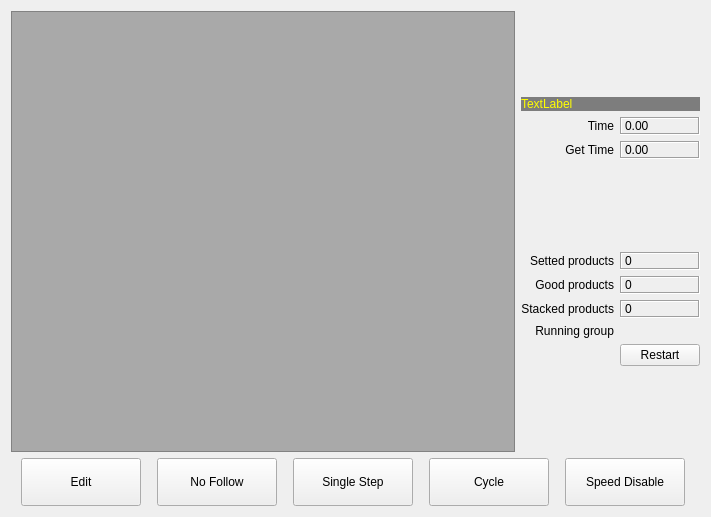
Before: the Qt Designer form hcinstruction/ichcprogrammonitorframe.ui in dongdong-2009/3-5AxisRobot, drawn with Qt 5.
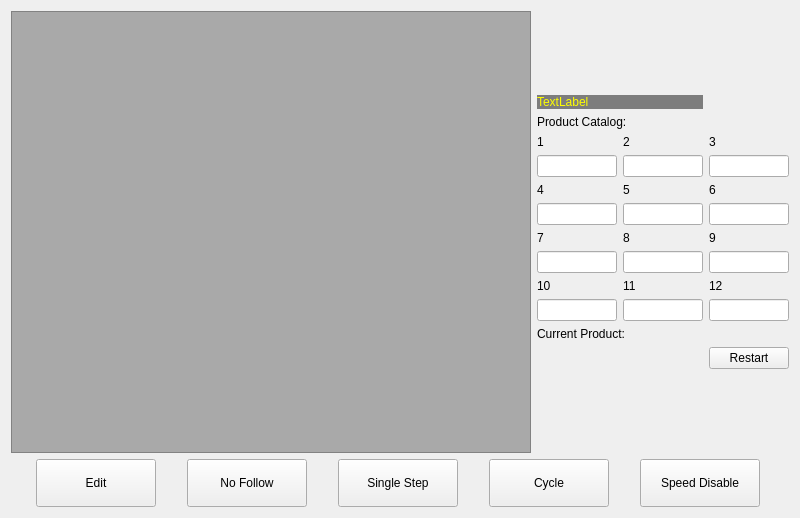
After: the same form once the commit is applied. Icons and pictures are not drawn. Custom widgets are drawn as their Qt base class.

```diff
--- a/hcinstruction/ichcprogrammonitorframe.ui
+++ b/hcinstruction/ichcprogrammonitorframe.ui
@@ -6,8 +6,8 @@
    <rect>
     <x>0</x>
     <y>0</y>
-    <width>711</width>
-    <height>517</height>
+    <width>800</width>
+    <height>518</height>
    </rect>
   </property>
   <property name="windowTitle">
@@ -68,117 +68,6 @@
      </item>
      <item>
       <layout class="QGridLayout" name="gridLayout">
-       <item row="8" column="1">
-        <widget class="QLabel" name="runningMold">
-         <property name="alignment">
-          <set>Qt::AlignRight|Qt::AlignTrailing|Qt::AlignVCenter</set>
-         </property>
-        </widget>
-       </item>
-       <item row="10" column="0">
-        <spacer name="verticalSpacer_3">
-         <property name="orientation">
-          <enum>Qt::Vertical</enum>
-         </property>
-         <property name="sizeHint" stdset="0">
-          <size>
-           <width>20</width>
-           <height>40</height>
-          </size>
-         </property>
-        </spacer>
-       </item>
-       <item row="3" column="0">
-        <widget class="QLabel" name="label_4">
-         <property name="text">
-          <string>Get Time</string>
-         </property>
-         <property name="alignment">
-          <set>Qt::AlignRight|Qt::AlignTrailing|Qt::AlignVCenter</set>
-         </property>
-        </widget>
-       </item>
-       <item row="6" column="0">
-        <widget class="QLabel" name="label_6">
-         <property name="text">
-          <string>Good products</string>
-         </property>
-         <property name="alignment">
-          <set>Qt::AlignRight|Qt::AlignTrailing|Qt::AlignVCenter</set>
-         </property>
-        </widget>
-       </item>
-       <item row="7" column="0">
-        <widget class="QLabel" name="label_8">
-         <property name="text">
-          <string>Stacked products</string>
-         </property>
-         <property name="alignment">
-          <set>Qt::AlignRight|Qt::AlignTrailing|Qt::AlignVCenter</set>
-         </property>
-        </widget>
-       </item>
-       <item row="2" column="1">
-        <widget class="QLabel" name="timeLabel">
-         <property name="minimumSize">
-          <size>
-           <width>80</width>
-           <height>0</height>
-          </size>
-         </property>
-         <property name="frameShape">
-          <enum>QFrame::Box</enum>
-         </property>
-         <property name="frameShadow">
-          <enum>QFrame::Sunken</enum>
-         </property>
-         <property name="text">
-          <string notr="true">0.00</string>
-         </property>
-        </widget>
-       </item>
-       <item row="3" column="1">
-        <widget class="QLabel" name="getTime">
-         <property name="minimumSize">
-          <size>
-           <width>80</width>
-           <height>0</height>
-          </size>
-         </property>
-         <property name="frameShape">
-          <enum>QFrame::Box</enum>
-         </property>
-         <property name="frameShadow">
-          <enum>QFrame::Sunken</enum>
-         </property>
-         <property name="text">
-          <string notr="true">0.00</string>
-         </property>
-        </widget>
-       </item>
-       <item row="5" column="0">
-        <widget class="QLabel" name="label_3">
-         <property name="text">
-          <string>Setted products</string>
-         </property>
-         <property name="alignment">
-          <set>Qt::AlignRight|Qt::AlignTrailing|Qt::AlignVCenter</set>
-         </property>
-        </widget>
-       </item>
-       <item row="0" column="0">
-        <spacer name="verticalSpacer">
-         <property name="orientation">
-          <enum>Qt::Vertical</enum>
-         </property>
-         <property name="sizeHint" stdset="0">
-          <size>
-           <width>20</width>
-           <height>40</height>
-          </size>
-         </property>
-        </spacer>
-       </item>
        <item row="1" column="0" colspan="2">
         <widget class="QLabel" name="infoLabel">
          <property name="styleSheet">
@@ -190,85 +79,160 @@
          </property>
         </widget>
        </item>
-       <item row="5" column="1">
-        <widget class="QLabel" name="settedProductsLabel">
-         <property name="minimumSize">
+       <item row="10" column="2">
+        <widget class="ICLineEditWithVirtualNumericKeypad" name="pc_12">
+         <property name="maximumSize">
           <size>
            <width>80</width>
-           <height>0</height>
+           <height>16777215</height>
           </size>
          </property>
-         <property name="frameShape">
-          <enum>QFrame::Box</enum>
+        </widget>
+       </item>
+       <item row="5" column="2">
+        <widget class="QLabel" name="pl_6">
+         <property name="text">
+          <string notr="true">6</string>
          </property>
-         <property name="frameShadow">
-          <enum>QFrame::Sunken</enum>
+        </widget>
+       </item>
+       <item row="3" column="2">
+        <widget class="QLabel" name="pl_3">
+         <property name="text">
+          <string notr="true">3</string>
          </property>
+        </widget>
+       </item>
+       <item row="12" column="2">
+        <widget class="QPushButton" name="productReset">
          <property name="text">
-          <string notr="true">0</string>
+          <string>Restart</string>
+         </property>
+        </widget>
+       </item>
+       <item row="3" column="0">
+        <widget class="QLabel" name="pl_1">
+         <property name="text">
+          <string notr="true">1</string>
+         </property>
+        </widget>
+       </item>
+       <item row="10" column="1">
+        <widget class="ICLineEditWithVirtualNumericKeypad" name="pc_11">
+         <property name="maximumSize">
+          <size>
+           <width>80</width>
+           <height>16777215</height>
+          </size>
+         </property>
+        </widget>
+       </item>
+       <item row="4" column="1">
+        <widget class="ICLineEditWithVirtualNumericKeypad" name="pc_2">
+         <property name="maximumSize">
+          <size>
+           <width>80</width>
+           <height>16777215</height>
+          </size>
          </property>
         </widget>
        </item>
        <item row="7" column="1">
-        <widget class="QLabel" name="stackedProducts">
-         <property name="minimumSize">
+        <widget class="QLabel" name="pl_8">
+         <property name="text">
+          <string notr="true">8</string>
+         </property>
+        </widget>
+       </item>
+       <item row="8" column="2">
+        <widget class="ICLineEditWithVirtualNumericKeypad" name="pc_9">
+         <property name="maximumSize">
           <size>
            <width>80</width>
-           <height>0</height>
+           <height>16777215</height>
           </size>
          </property>
-         <property name="frameShape">
-          <enum>QFrame::Box</enum>
+        </widget>
+       </item>
+       <item row="4" column="2">
+        <widget class="ICLineEditWithVirtualNumericKeypad" name="pc_3">
+         <property name="maximumSize">
+          <size>
+           <width>80</width>
+           <height>16777215</height>
+          </size>
          </property>
-         <property name="frameShadow">
-          <enum>QFrame::Sunken</enum>
+        </widget>
+       </item>
+       <item row="10" column="0">
+        <widget class="ICLineEditWithVirtualNumericKeypad" name="pc_10">
+         <property name="maximumSize">
+          <size>
+           <width>80</width>
+           <height>16777215</height>
+          </size>
          </property>
+        </widget>
+       </item>
+       <item row="0" column="0">
+        <spacer name="verticalSpacer">
+         <property name="orientation">
+          <enum>Qt::Vertical</enum>
+         </property>
+         <property name="sizeHint" stdset="0">
+          <size>
+           <width>20</width>
+           <height>40</height>
+          </size>
+         </property>
+        </spacer>
+       </item>
+       <item row="8" column="1">
+        <widget class="ICLineEditWithVirtualNumericKeypad" name="pc_8">
+         <property name="maximumSize">
+          <size>
+           <width>80</width>
+           <height>16777215</height>
+          </size>
+         </property>
+        </widget>
+       </item>
+       <item row="7" column="0">
+        <widget class="QLabel" name="pl_7">
          <property name="text">
-          <string notr="true">0</string>
+          <string notr="true">7</string>
+         </property>
+        </widget>
+       </item>
+       <item row="7" column="2">
+        <widget class="QLabel" name="pl_9">
+         <property name="text">
+          <string notr="true">9</string>
          </property>
         </widget>
        </item>
        <item row="8" column="0">
-        <widget class="QLabel" name="label_9">
-         <property name="text">
-          <string>Running group</string>
-         </property>
-         <property name="alignment">
-          <set>Qt::AlignRight|Qt::AlignTrailing|Qt::AlignVCenter</set>
-         </property>
-        </widget>
-       </item>
-       <item row="2" column="0">
-        <widget class="QLabel" name="label_2">
-         <property name="text">
-          <string>Time</string>
-         </property>
-         <property name="alignment">
-          <set>Qt::AlignRight|Qt::AlignTrailing|Qt::AlignVCenter</set>
+        <widget class="ICLineEditWithVirtualNumericKeypad" name="pc_7">
+         <property name="maximumSize">
+          <size>
+           <width>80</width>
+           <height>16777215</height>
+          </size>
          </property>
         </widget>
        </item>
        <item row="6" column="1">
-        <widget class="QLabel" name="goodProducts">
-         <property name="minimumSize">
+        <widget class="ICLineEditWithVirtualNumericKeypad" name="pc_5">
+         <property name="maximumSize">
           <size>
            <width>80</width>
-           <height>0</height>
+           <height>16777215</height>
           </size>
          </property>
-         <property name="frameShape">
-          <enum>QFrame::Box</enum>
-         </property>
-         <property name="frameShadow">
-          <enum>QFrame::Sunken</enum>
-         </property>
-         <property name="text">
-          <string notr="true">0</string>
-         </property>
         </widget>
        </item>
-       <item row="4" column="1">
-        <spacer name="verticalSpacer_2">
+       <item row="13" column="0">
+        <spacer name="verticalSpacer_3">
          <property name="orientation">
           <enum>Qt::Vertical</enum>
          </property>
@@ -280,10 +244,89 @@
          </property>
         </spacer>
        </item>
+       <item row="6" column="0">
+        <widget class="ICLineEditWithVirtualNumericKeypad" name="pc_4">
+         <property name="maximumSize">
+          <size>
+           <width>80</width>
+           <height>16777215</height>
+          </size>
+         </property>
+        </widget>
+       </item>
+       <item row="4" column="0">
+        <widget class="ICLineEditWithVirtualNumericKeypad" name="pc_1">
+         <property name="maximumSize">
+          <size>
+           <width>80</width>
+           <height>16777215</height>
+          </size>
+         </property>
+        </widget>
+       </item>
+       <item row="6" column="2">
+        <widget class="ICLineEditWithVirtualNumericKeypad" name="pc_6">
+         <property name="maximumSize">
+          <size>
+           <width>80</width>
+           <height>16777215</height>
+          </size>
+         </property>
+        </widget>
+       </item>
+       <item row="3" column="1">
+        <widget class="QLabel" name="pl_2">
+         <property name="text">
+          <string notr="true">2</string>
+         </property>
+        </widget>
+       </item>
        <item row="9" column="1">
-        <widget class="QPushButton" name="productReset">
+        <widget class="QLabel" name="pl_11">
          <property name="text">
-          <string>Restart</string>
+          <string notr="true">11</string>
+         </property>
+        </widget>
+       </item>
+       <item row="9" column="0">
+        <widget class="QLabel" name="pl_10">
+         <property name="text">
+          <string notr="true">10</string>
+         </property>
+        </widget>
+       </item>
+       <item row="5" column="1">
+        <widget class="QLabel" name="pl_5">
+         <property name="text">
+          <string notr="true">5</string>
+         </property>
+        </widget>
+       </item>
+       <item row="5" column="0">
+        <widget class="QLabel" name="pl_4">
+         <property name="text">
+          <string notr="true">4</string>
+         </property>
+        </widget>
+       </item>
+       <item row="9" column="2">
+        <widget class="QLabel" name="pl_12">
+         <property name="text">
+          <string notr="true">12</string>
+         </property>
+        </widget>
+       </item>
+       <item row="11" column="0" colspan="3">
+        <widget class="QLabel" name="label_20">
+         <property name="text">
+          <string>Current Product:</string>
+         </property>
+        </widget>
+       </item>
+       <item row="2" column="0" colspan="3">
+        <widget class="QLabel" name="label">
+         <property name="text">
+          <string>Product Catalog:</string>
          </property>
         </widget>
        </item>
@@ -469,6 +512,13 @@
    </item>
   </layout>
  </widget>
+ <customwidgets>
+  <customwidget>
+   <class>ICLineEditWithVirtualNumericKeypad</class>
+   <extends>QLineEdit</extends>
+   <header>iclineeditwithvirtualnumerickeypad.h</header>
+  </customwidget>
+ </customwidgets>
  <resources>
   <include location="../resource.qrc"/>
   <include location="../resource.qrc"/>
```
